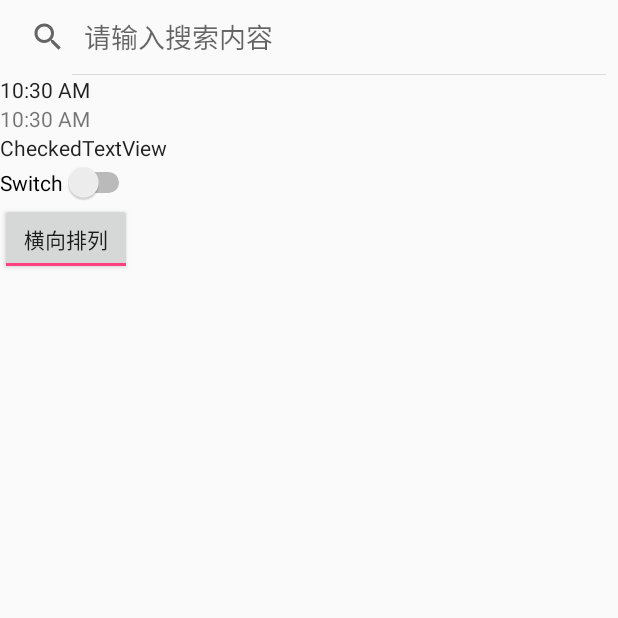
After one commit to android-zhaoyongtao/CustonView, an Android app: the NewViewActivity screen opened directly, with no data from a screen before it, on a phone screen of 412 x 824 dp, the top half of it. The commit adds this screen. Run offline under Robolectric (Android 15) with nearby library versions, the phone set to English and light mode, and no system bars.

Commit message:
add new view activity

```diff
--- a/app/src/main/AndroidManifest.xml
+++ b/app/src/main/AndroidManifest.xml
@@ -19,6 +19,9 @@
         <activity android:name=".CustonViewActivity" android:screenOrientation="portrait"/>
         <activity android:name=".AnimatorActivity" android:screenOrientation="portrait"/>
         <activity
+            android:name=".NewViewActivity"
+            android:screenOrientation="portrait"/>
+        <activity
             android:name=".RelativeLayoutActivity"
             android:screenOrientation="portrait"/>
         <activity
--- a/app/src/main/java/com/zyt/uxin/custonview/CustonViewActivity.java
+++ b/app/src/main/java/com/zyt/uxin/custonview/CustonViewActivity.java
@@ -59,6 +59,7 @@ public class CustonViewActivity extends AppCompatActivity {
         testCanvasView5.setDrawNumber(5);
         testCanvasView6.setDrawNumber(6);
         testCanvasView7.setDrawNumber(7);
+
         testCanvasView8.setDrawNumber(8);
         testCanvasView9.setDrawNumber(9);
         testCanvasView10.setDrawNumber(10);
--- a/app/src/main/java/com/zyt/uxin/custonview/MainActivity.java
+++ b/app/src/main/java/com/zyt/uxin/custonview/MainActivity.java
@@ -22,6 +22,7 @@ public class MainActivity extends AppCompatActivity implements View.OnClickListe
         findViewById(R.id.waveactivity).setOnClickListener(this);
         findViewById(R.id.rectactivity).setOnClickListener(this);
         findViewById(R.id.relativeactivity).setOnClickListener(this);
+        findViewById(R.id.newviewactivity).setOnClickListener(this);
     }
 
     @Override
@@ -45,6 +46,9 @@ public class MainActivity extends AppCompatActivity implements View.OnClickListe
             case R.id.relativeactivity:
                 startActivity(new Intent(this, RelativeLayoutActivity.class));
                 break;
+            case R.id.newviewactivity:
+                startActivity(new Intent(this, NewViewActivity.class));
+                break;
         }
     }
 }
--- /dev/null
+++ b/app/src/main/java/com/zyt/uxin/custonview/NewViewActivity.java
@@ -0,0 +1,111 @@
+package com.zyt.uxin.custonview;
+
+import android.content.Intent;
+import android.os.Bundle;
+import android.support.annotation.Nullable;
+import android.support.v7.app.AppCompatActivity;
+import android.view.Gravity;
+import android.view.View;
+import android.view.animation.LinearInterpolator;
+import android.widget.AnalogClock;
+import android.widget.AutoCompleteTextView;
+import android.widget.CalendarView;
+import android.widget.Chronometer;
+import android.widget.DatePicker;
+import android.widget.DigitalClock;
+import android.widget.ExpandableListView;
+import android.widget.ImageSwitcher;
+import android.widget.NumberPicker;
+import android.widget.ProgressBar;
+import android.widget.QuickContactBadge;
+import android.widget.RatingBar;
+import android.widget.RemoteViews;
+import android.widget.Scroller;
+import android.widget.SearchView;
+import android.widget.SeekBar;
+import android.widget.ShareActionProvider;
+import android.widget.Switch;
+import android.widget.TextClock;
+import android.widget.TextSwitcher;
+import android.widget.Toast;
+import android.widget.ToggleButton;
+import android.widget.ViewSwitcher;
+
+/**
+ * Created by zhaoyongtao on 2017/12/12.
+ */
+
+public class NewViewActivity extends AppCompatActivity implements View.OnClickListener {
+    @Override
+    protected void onCreate(@Nullable Bundle savedInstanceState) {
+        super.onCreate(savedInstanceState);
+//        addContentView();
+        setContentView(R.layout.activity_newview);
+        SearchView searchView = findViewById(R.id.searchView);
+        // 设置搜索文本监听
+        searchView.setOnQueryTextListener(new SearchView.OnQueryTextListener() {
+            // 当点击搜索按钮时触发该方法
+            @Override
+            public boolean onQueryTextSubmit(String query) {
+                Toast.makeText(NewViewActivity.this, "onQueryTextSubmit()" + query, Toast.LENGTH_SHORT).show();
+                return false;
+            }
+
+            // 当搜索内容改变时触发该方法
+            @Override
+            public boolean onQueryTextChange(String newText) {
+//                        if (!TextUtils.isEmpty(newText)) {
+//                            mListView.setFilterText(newText);
+//                        } else {
+//                            mListView.clearTextFilter();
+//                        }
+                Toast.makeText(NewViewActivity.this, "onQueryTextChange()" + newText, Toast.LENGTH_SHORT).show();
+
+                return false;
+            }
+        });
+
+        TextSwitcher textSwitcher = null;//文本上下切换
+        ImageSwitcher imageSwitcher = null;
+        ViewSwitcher viewSwitcher;//ViewSwitcher切换View时的动画
+        RatingBar ratingBar;//星星
+        SeekBar seekBar;
+        ProgressBar progressBar;
+        DigitalClock digitalClock;
+        AnalogClock analogClock;
+        TextClock textClock;
+        AutoCompleteTextView autoCompleteTextView;//提示输入
+        CalendarView calendarView;//MaterialCalendarView
+        Switch aSwitch;//左右开关
+        ToggleButton toggleButton;//内部圆角的button
+        Chronometer chronometer;//计时器
+        DatePicker datePicker;//日期选择
+        ExpandableListView expandableListView;//嵌套
+//        CursorAdapter与CursorFilter机制//对显示的条目进行过滤
+        NumberPicker numberPicker;
+        QuickContactBadge quickContactBadge;//联系人快捷标识,
+        RemoteViews remoteViews;//远程视图.桌面小组件
+
+        Scroller mScroller = new Scroller(this, new LinearInterpolator());//平滑滑动应用
+        mScroller.startScroll(0, 0, 100, 100, 3000);
+//        @Override
+//        public void computeScroll () {//view的方法中
+//            //判断是否还在滚动，还在滚动为true
+//            if (mScroller.computeScrollOffset()) {
+//                scrollTo(mScroller.getCurrX(), mScroller.getCurrY());
+//                //更新界面
+//                postInvalidate();
+//                isMove = true;
+//            }
+//        }
+
+        ShareActionProvider shareActionProvider = new ShareActionProvider(this);//实现分享功能
+    }
+
+    @Override
+    public void onClick(View v) {
+        switch (v.getId()) {
+        }
+    }
+
+}
--- a/app/src/main/java/com/zyt/uxin/custonview/customtextview/TestCanvasView.java
+++ b/app/src/main/java/com/zyt/uxin/custonview/customtextview/TestCanvasView.java
@@ -52,7 +52,7 @@ public class TestCanvasView extends View {
         paint.setColor(Color.GREEN);//设置颜色
         paint.setStrokeWidth(5);//设置线条宽度
         paint.setTextSize(50);//设置文字大小
-        canvas.drawText("onDraw:" + drawNumber, 830, 80, paint);
+        canvas.drawText("↓ onDraw:" + drawNumber, 830, 80, paint);
         switch (drawNumber) {
             case 1:
                 onDraw1(canvas);
@@ -202,7 +202,7 @@ public class TestCanvasView extends View {
 //        paint.setXfermode(xfermode);// setXfermode() 用来处理源图像和 View 已有内容的关系。
 //        canvas.drawRect(100, 100, 200, 800, paint);
 //        paint.setXfermode(null); // 用完及时清除 Xfermode
-        customHeight = 1000;
+        customHeight = 400;
     }
 
     protected void onDraw4(Canvas canvas) {
--- a/app/src/main/java/com/zyt/uxin/custonview/customtextview/WaveProgressView.java
+++ b/app/src/main/java/com/zyt/uxin/custonview/customtextview/WaveProgressView.java
@@ -169,6 +169,11 @@ public class WaveProgressView extends View {
     @Override
     public boolean onTouchEvent(MotionEvent event) {
         LogUtils.d("WaveProgressView", "onTouchEvent-gety():" + event.getY());
+        /**
+         1 getAction:触摸动作的原始32位信息，包括事件的动作，触控点信息
+         2 getActionMask:触摸的动作,按下，抬起，滑动，多点按下，多点抬起
+         3 getActionIndex:触控点信息
+         */
         int action = event.getAction();
         switch (action) {
             case MotionEvent.ACTION_DOWN:
--- /dev/null
+++ b/app/src/main/res/layout/activity_newview.xml
@@ -0,0 +1,70 @@
+<?xml version="1.0" encoding="utf-8"?>
+<RelativeLayout
+    xmlns:android="http://schemas.android.com/apk/res/android"
+    xmlns:tools="http://schemas.android.com/tools"
+    android:layout_width="match_parent"
+    android:layout_height="match_parent"
+    tools:ignore="ResAuto">
+
+    <android.support.v4.widget.NestedScrollView
+        android:layout_width="match_parent"
+        android:layout_height="match_parent">
+
+        <LinearLayout
+            android:layout_width="match_parent"
+            android:layout_height="match_parent"
+            android:orientation="vertical">
+
+            <SearchView
+                android:id="@+id/searchView"
+                android:layout_width="match_parent"
+                android:layout_height="50dp"
+                android:iconifiedByDefault="false"
+                android:queryHint="请输入搜索内容"/>
+
+            <TextSwitcher
+                android:layout_width="wrap_content"
+
+                android:layout_height="wrap_content"></TextSwitcher>
+
+            <TextSwitcher
+                android:layout_width="wrap_content"
+                android:layout_height="wrap_content"></TextSwitcher>
+
+            <ViewSwitcher
+                android:layout_width="wrap_content"
+                android:layout_height="wrap_content"></ViewSwitcher>
+
+            <TextClock
+                android:layout_width="wrap_content"
+                android:layout_height="wrap_content"/>
+
+            <DigitalClock
+                android:layout_width="wrap_content"
+                android:layout_height="wrap_content"/>
+
+            <CheckedTextView
+                android:layout_width="wrap_content"
+                android:text="CheckedTextView"
+                android:checked="true"
+                android:layout_height="wrap_content"/>
+
+            <Switch
+                android:layout_width="wrap_content"
+                android:text="Switch"
+                android:hint="你说啥"
+                android:textAllCaps="false"
+                android:layout_height="wrap_content"/>
+
+            <ToggleButton
+                android:textOff="纵向排列"
+                android:textOn="横向排列"
+                android:checked="true"
+
+                android:layout_width="wrap_content"
+                android:layout_height="wrap_content"/>
+        </LinearLayout>
+    </android.support.v4.widget.NestedScrollView>
+
+
+</RelativeLayout>
```
Also changed, not shown: app/src/main/java/com/zyt/uxin/custonview/AnimatorActivity.java (+29 -1 lines), app/src/main/java/com/zyt/uxin/custonview/customtextview/TestCanvasView2.java (+25 -0 lines), app/src/main/java/com/zyt/uxin/custonview/kotlin/TestKotlinDemoActivity.kt (+11 -6 lines), app/src/main/java/com/zyt/uxin/custonview/touchevent/TouchView.java (added, +154 -0 lines), app/src/main/res/layout/activity_main.xml (+10 -0 lines).
